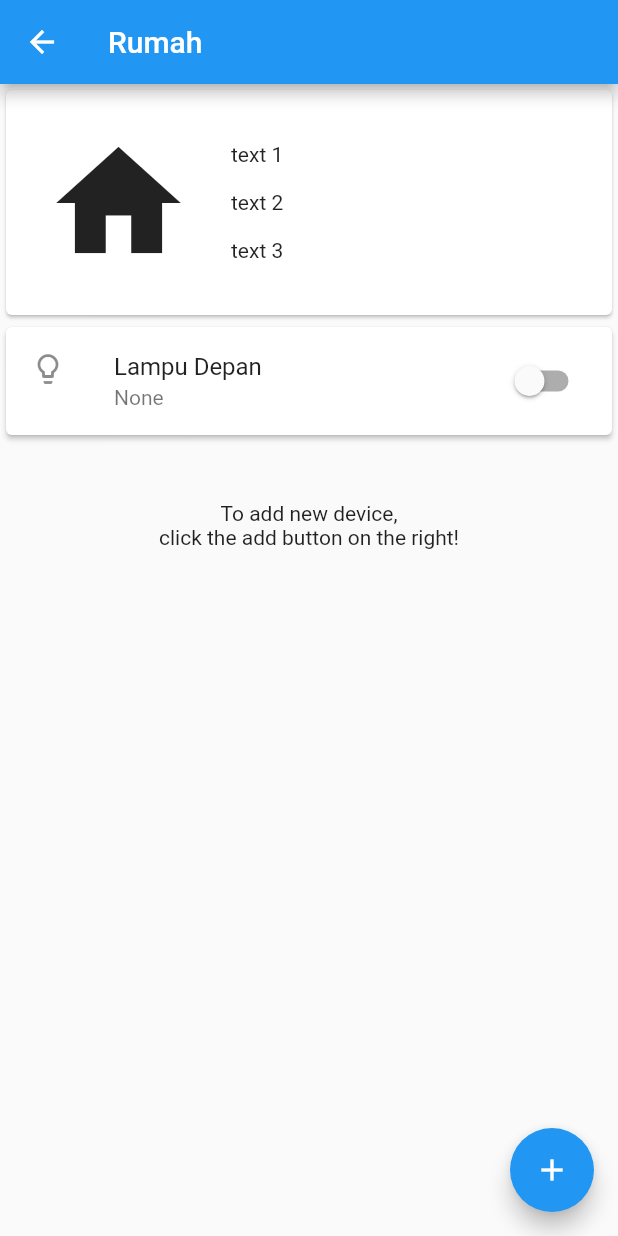
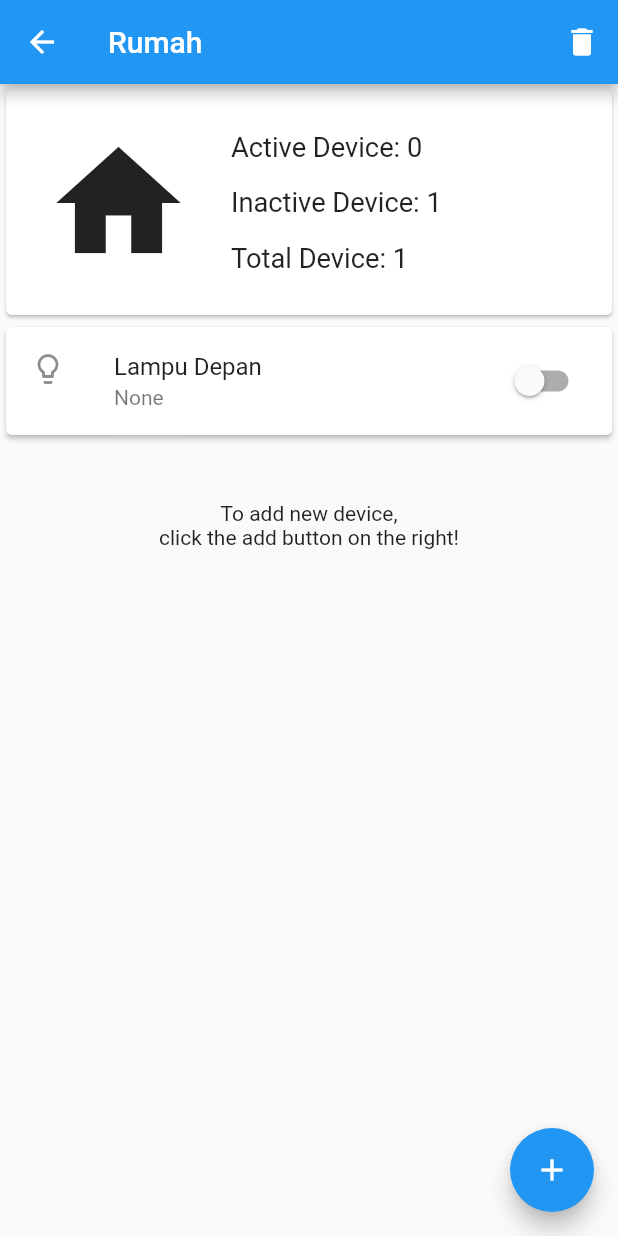
Before and after one commit to RevHounds/flutter-trial, a Flutter app: the screen it shows after launch, after a tap on "Rumah", on a phone screen of 412 x 824 dp. Run offline on Flutter 3.47's test engine with Material 2 defaults, Android fonts, the phone set to English and light mode, and no system bars; our stand-ins replace fluttertoast; network calls fail.

Commit message:
stable version, yet

```diff
--- a/lib/add_device_page.dart
+++ b/lib/add_device_page.dart
@@ -37,6 +37,19 @@ class AddDevicePageContainerState extends State<AddDevicePage> implements AddDev
       descController.text = "";
     }
 
+  void addNewDevice(){
+    if(nameController.text == ""){
+      Toaster.create("Name shouldn't be blank!");
+      return;
+    }
+    Device newDevice;
+    if(descController.text != '')
+      newDevice = new Device(name: nameController.text, description: descController.text);
+    else
+      newDevice = new Device(name: nameController.text);
+    presenter.saveDeviceOnLocation(newDevice, location);
+  }
+
   @override
   Widget build(BuildContext context){
     container = StateContainer.of(context);
@@ -48,18 +61,7 @@ class AddDevicePageContainerState extends State<AddDevicePage> implements AddDev
         actions: <Widget>[
           new IconButton(
             icon: new Icon(Icons.done),
-            onPressed: (){
-              if(nameController.text == ""){
-                Toaster.create("Name shouldn't be blank!");
-                return;
-              }
-              Device newDevice;
-              if(descController.text != '')
-                newDevice = new Device(name: nameController.text, description: descController.text);
-              else
-                newDevice = new Device(name: nameController.text);
-              presenter.saveDeviceOnLocation(newDevice, location);
-            },
+            onPressed: addNewDevice,
           )
         ],
       ),
--- a/lib/add_location_page.dart
+++ b/lib/add_location_page.dart
@@ -2,6 +2,7 @@ import 'package:flutter/material.dart';
 import 'data/model/location.dart';
 import './utils/container.dart';
 import './view/location_presenter.dart';
+
 
 final nameController = TextEditingController();
 final addressController = TextEditingController();
--- a/lib/location_detail.dart
+++ b/lib/location_detail.dart
@@ -3,6 +3,8 @@ import 'data/model/location.dart';
 import 'view/location_presenter.dart';
 import 'utils/container.dart';
 import './add_device_page.dart';
+import './widgets/loading_screen.dart';
+import 'dart:async';
 
 class LocationDetail extends StatefulWidget{
   static String routeName = '/location_detail';
@@ -19,7 +21,46 @@ class LocationDetailState extends State<LocationDetail>{
   var container;
   String locationUID;
 
+
   LocationDetailState(this.locationUID);
+
+  Future<Null> _neverSatisfied() async {
+    String locationName = location.name;
+    return showDialog<Null>(
+      context: context,
+      barrierDismissible: false, // user must tap button!
+      builder: (BuildContext context) {
+        return new AlertDialog(
+          title: new Text('Delete Location'),
+          content: new SingleChildScrollView(
+            child: new ListBody(
+              children: <Widget>[
+                new Text("Are you sure you wanted to delete $locationName?")
+              ],
+            ),
+          ),
+          actions: <Widget>[
+            new FlatButton(
+              child: new Text("Cancel"),
+              onPressed: () {
+                Navigator.of(context).pop();
+              },
+            ),
+            new FlatButton(
+              child: new Text("Delete"),
+              onPressed: () {
+                Navigator.of(context).pop();
+              },
+            ),
+          ],
+        );
+      },
+    );
+  }
+
+  void deleteLocation(){
+    _neverSatisfied();
+  }
 
   @override
   Widget build(BuildContext context){
@@ -29,6 +70,12 @@ class LocationDetailState extends State<LocationDetail>{
     return new Scaffold(
       appBar: new AppBar(
         title: new Text(location.name),
+        actions: <Widget>[
+          new IconButton(
+            icon: new Icon(Icons.delete),
+            onPressed: deleteLocation,
+            )
+        ],
       ),
       body: new DeviceList(location.uid),
       floatingActionButton: new FloatingActionButton(
@@ -112,35 +159,45 @@ class DeviceListState extends State<DeviceList> implements LocationDetailContrac
     location = container.onFocusLocation;
     devices = location.devices;
 
-    int device_on = 0, device_off = 0, device_total = 0;
 
     var page;
-    var header;
     var body;
 
     if(isSearching){
       presenter.loadLocationByUID(location.uid);
-      body = new Center(
-        child: new Padding(
-          padding: const EdgeInsets.only(left: 16.0, right: 16.0),
-          child: new CircularProgressIndicator()
-        )
-      );
-    } else if(devices.isNotEmpty){
-
+      body = new LoadingScreen();
+    } else{
+      body = buildDeviceList(devices.length);
     }
 
-    device_off = device_total - device_on;
+    var curators = new List<Widget>();
+
+    curators.add(buildHeader());
+    curators.addAll(buildDeviceList(devices.length).toList());
+    curators.add(buildFooter());
 
     page = new ListView(
-      children: buildDeviceList(devices.length)
+      children: curators
     );
+    return page;
+  }
 
-    return page;
-
+  int getDeviceOn(){
+    int count = 0;
+    for(var device in devices){
+      if(device.status)
+        count++;
+    }
+    return count;
   }
 
   Widget buildHeader(){
+    int device_on = 0, device_off = 0, device_total = 0;
+
+    device_on = getDeviceOn();
+    device_total = devices.length;
+    device_off = device_total - device_on;
+
     return new Card(
       child:
       new Row(
@@ -153,16 +210,29 @@ class DeviceListState extends State<DeviceList> implements LocationDetailContrac
             padding: EdgeInsets.all(25.0),
           ),
           new Column(
+            crossAxisAlignment: CrossAxisAlignment.start,
             children: <Widget>[
-              new Text("text 1", ),
+              new Text(
+                "Active Device: $device_on",
+                textScaleFactor: 1.3,
+                textAlign: TextAlign.left,
+              ),
               new Divider(
-                color: Colors.grey,
+                color: Colors.black,
               ),
-              new Text("text 2"),
+              new Text(
+                "Inactive Device: $device_off",
+                textScaleFactor: 1.3,
+                textAlign: TextAlign.left,
+              ),
               new Divider(
-                color: Colors.grey,
+                color: Colors.black,
               ),
-              new Text("text 3"),
+              new Text(
+                "Total Device: $device_total",
+                textScaleFactor: 1.3,
+                textAlign: TextAlign.left,
+              ),
             ],
           )
         ],
@@ -183,7 +253,6 @@ class DeviceListState extends State<DeviceList> implements LocationDetailContrac
 
   List<Widget> buildDeviceList(int length){
     List<Widget> list = new List<Widget>();
-    list.add(buildHeader());
     for(int index = 0; index<length; index++){
       list.add(
         new Card(
@@ -206,7 +275,6 @@ class DeviceListState extends State<DeviceList> implements LocationDetailContrac
         )
       );
     }
-    list.add(buildFooter());
     return list;
   }
 }
--- a/lib/main.dart
+++ b/lib/main.dart
@@ -3,7 +3,13 @@ import 'utils/container.dart';
 import './app.dart';
 import 'utils/injector.dart';
 
+class Starter{
+  Stater(){
+    Injector.configure(Flavor.MOCK);
+    runApp(new StateContainer(new Myapp()));
+  }
+}
+
 void main() {
-  Injector.configure(Flavor.MOCK);
-  runApp(new StateContainer(new Myapp()));
+  new Starter();
 }
```
Also changed, not shown: lib/widgets/loading_screen.dart (added, +13 -0 lines), pubspec.lock, 1 other file.
